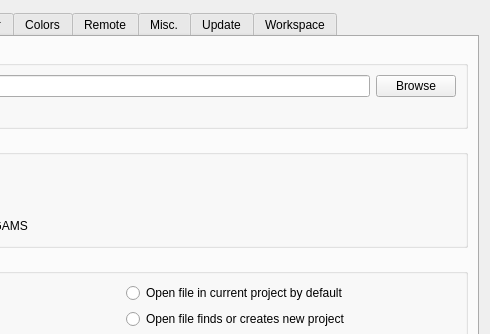
The window that src/settingsdialog.ui (GAMS-dev/studio) describes before a commit, drawn with Qt 5; both pictures show x 245 to 735 and y 0 to 334 of the 735 by 702 pixel window.
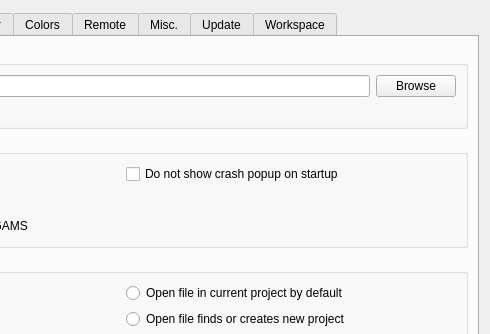
The same window after the commit. The open tabs and pages were chosen to show the change. Icons and pictures are not drawn.

Commit message: Added a messagebox for the crash warning. Added a setting to the settings general page to hide/show the warning

What changed in the file:
```diff
--- a/src/settingsdialog.ui
+++ b/src/settingsdialog.ui
@@ -128,6 +128,16 @@
             </property>
            </widget>
           </item>
+          <item row="1" column="1">
+           <widget class="QCheckBox" name="cb_hideCrashPopup">
+            <property name="toolTip">
+             <string>Do not show a popup on startup when the previous session did not shut down properly. The warning is still written to the system log.</string>
+            </property>
+            <property name="text">
+             <string>Do not show crash popup on startup</string>
+            </property>
+           </widget>
+          </item>
          </layout>
         </widget>
        </item>
```
The commit also changes 5 other files.
